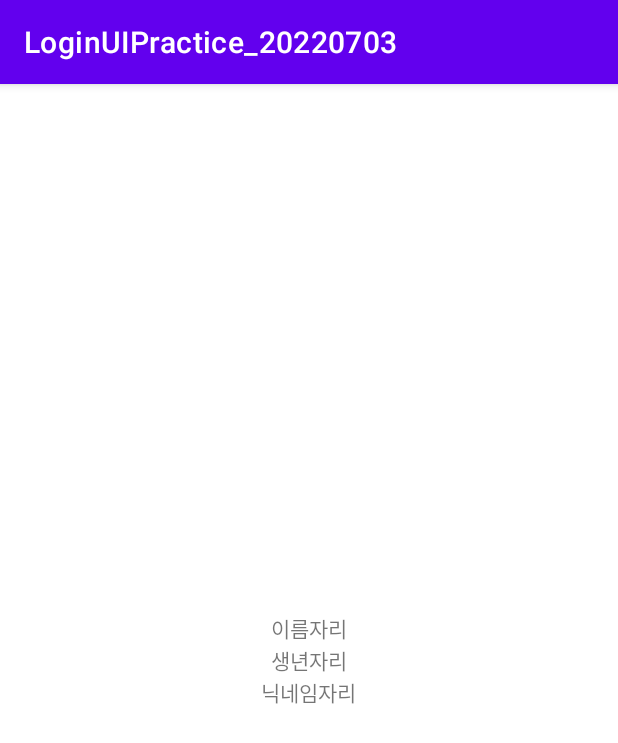
After one commit to csh113/LoginUIPractice_20220703, an Android app: the ProfileActivity screen opened directly, with no data from a screen before it, on a phone screen of 412 x 824 dp. The commit adds this screen. Shown: the top 743 px of the screen. Run offline under Robolectric (Android 15) with nearby library versions, the phone set to English and light mode, and no system bars.

Commit message:
개인 프로필을 새화면에서 받아서 보여주는 ProfileActivity 생성 20220703 일

```diff
--- a/app/src/main/AndroidManifest.xml
+++ b/app/src/main/AndroidManifest.xml
@@ -13,6 +13,9 @@
         android:supportsRtl="true"
         android:theme="@style/Theme.LoginUIPractice_20220703"
         tools:targetApi="31">
+        <activity
+            android:name=".ProfileActivity"
+            android:exported="false" />
         <activity
             android:name=".MainActivity2"
             android:exported="false" />
--- /dev/null
+++ b/app/src/main/java/com/neppka/loginuipractice_20220703/ProfileActivity.kt
@@ -0,0 +1,11 @@
+package com.neppka.loginuipractice_20220703
+
+import androidx.appcompat.app.AppCompatActivity
+import android.os.Bundle
+
+class ProfileActivity : AppCompatActivity() {
+    override fun onCreate(savedInstanceState: Bundle?) {
+        super.onCreate(savedInstanceState)
+        setContentView(R.layout.activity_profile)
+    }
+}
--- /dev/null
+++ b/app/src/main/res/layout/activity_profile.xml
@@ -0,0 +1,28 @@
+<?xml version="1.0" encoding="utf-8"?>
+<LinearLayout xmlns:android="http://schemas.android.com/apk/res/android"
+    xmlns:app="http://schemas.android.com/apk/res-auto"
+    xmlns:tools="http://schemas.android.com/tools"
+    android:layout_width="match_parent"
+    android:layout_height="match_parent"
+    android:orientation="vertical"
+    android:gravity="center"
+    tools:context=".ProfileActivity">
+
+    <TextView
+        android:id="@+id/nameTxt"
+        android:layout_width="wrap_content"
+        android:layout_height="wrap_content"
+        android:text="이름자리"/>
+
+    <TextView
+        android:id="@+id/birthYearTxt"
+        android:layout_width="wrap_content"
+        android:layout_height="wrap_content"
+        android:text="생년자리"/>
+
+    <TextView
+        android:id="@+id/nicknameTxt"
+        android:layout_width="wrap_content"
+        android:layout_height="wrap_content"
+        android:text="닉네임자리"/>
+</LinearLayout>
```
Also changed, not shown: app/src/main/res/layout/activity_main2.xml (+24 -0 lines).
